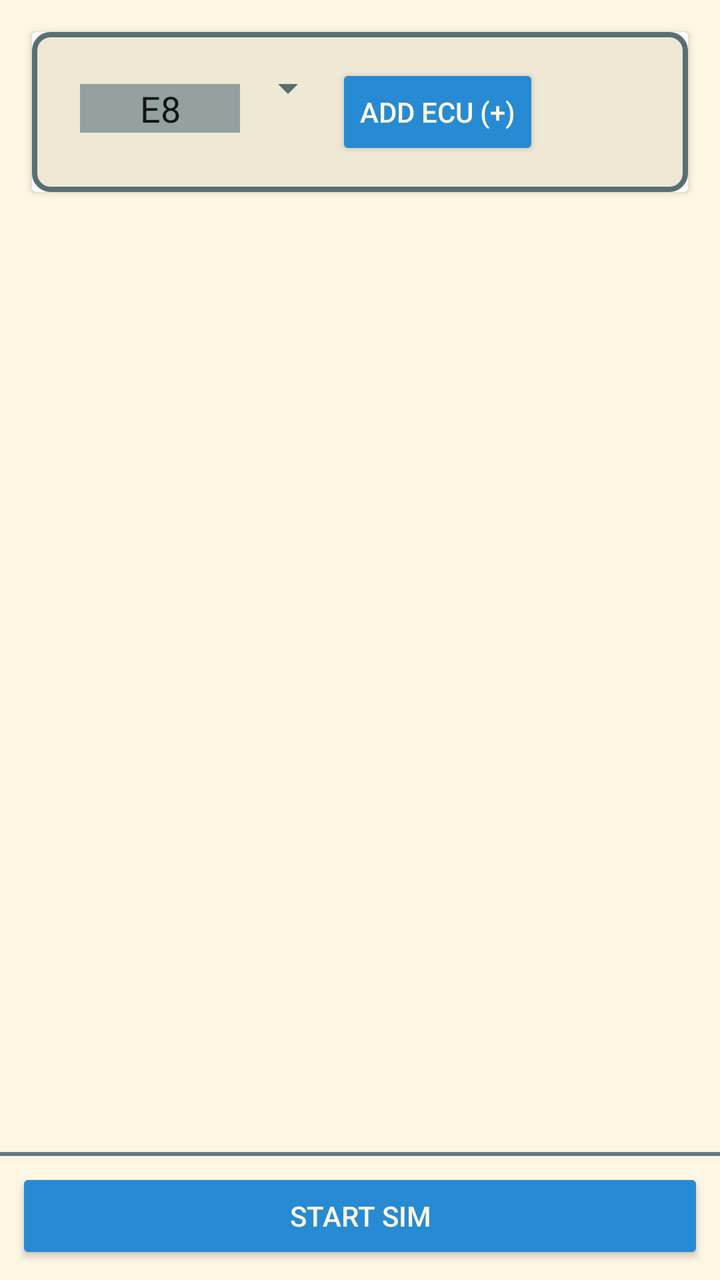
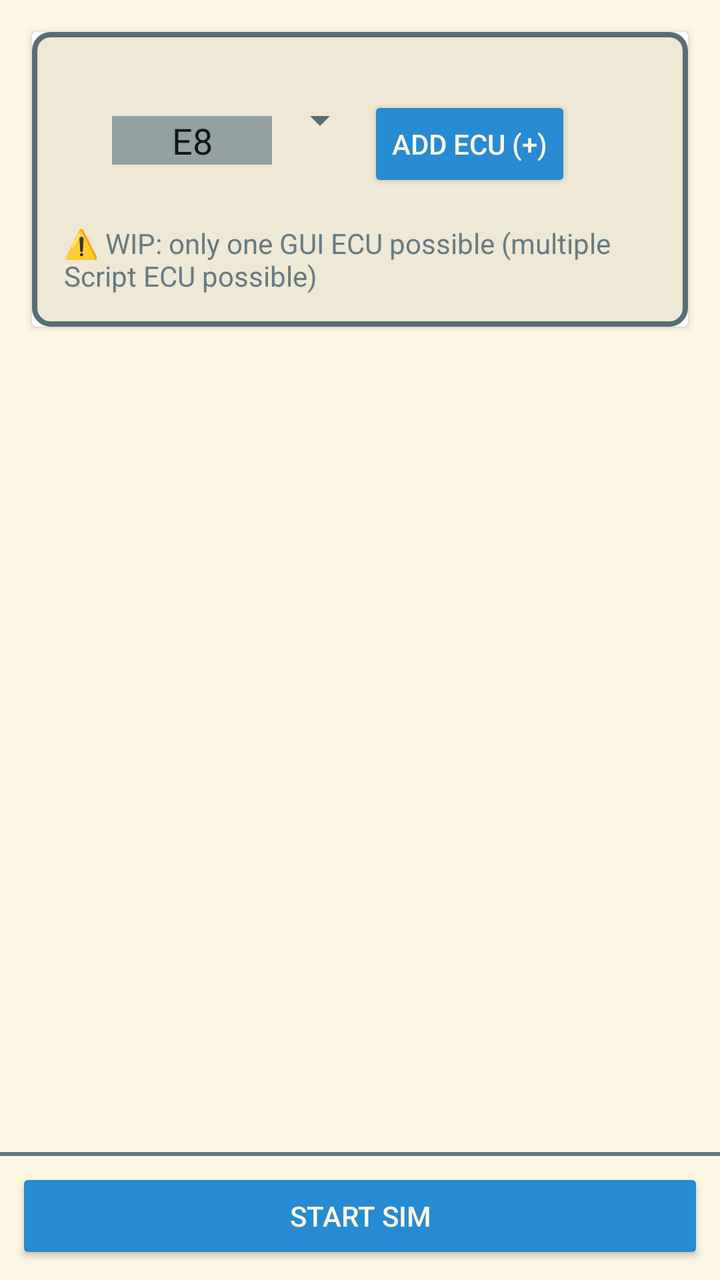

The first picture is an Android layout as it rendered before a commit; the second is the same layout after the commit. The layout source and the unified diff follow.
<!-- AndroidManifest.xml: application theme Theme.Solarized -->
<!-- res/layout/sim_main.xml -->
<androidx.constraintlayout.widget.ConstraintLayout
    xmlns:android="http://schemas.android.com/apk/res/android"
    xmlns:app="http://schemas.android.com/apk/res-auto"
    android:layout_width="match_parent"
    android:layout_height="match_parent">

    
    <ScrollView
        android:id="@+id/sim_main_render_area"
        android:layout_width="0dp"
        android:layout_height="0dp"
        app:layout_constraintTop_toTopOf="parent"
        app:layout_constraintBottom_toTopOf="@id/bottom_bar"
        app:layout_constraintStart_toStartOf="parent"
        app:layout_constraintEnd_toEndOf="parent">

        <LinearLayout
            android:id="@+id/ecu_list"
            android:orientation="vertical"
            android:padding="8dp"
            android:layout_width="match_parent"
            android:layout_height="wrap_content" >

            <androidx.cardview.widget.CardView
                android:layout_margin="8dp"
                android:layout_width="match_parent"
                android:layout_height="wrap_content"
                android:background="@drawable/border"
                android:radius="8dp"
                android:elevation="4dp">

                <LinearLayout
                    android:layout_width="match_parent"
                    android:layout_height="wrap_content"
                    android:background="@drawable/border"
                    android:orientation="horizontal"
                    android:padding="16dp">

                    <EditText
                        android:id="@+id/ecu_id_input"
                        android:layout_width="80dp"
                        android:layout_height="wrap_content"
                        android:hint="E8"
                        android:maxLength="2"
                        android:inputType="textCapCharacters|textNoSuggestions"
                        android:ems="2"
                        android:gravity="center"
                        android:layout_marginStart="8dp"
                        android:background="?attr/android:colorPrimaryDark"
                        android:text="E8" />

                    <Spinner
                        android:id="@+id/ecu_type_spinner"
                        android:layout_width="wrap_content"
                        android:layout_height="wrap_content" />

                    <Button
                        android:id="@+id/add_ecu"
                        android:layout_width="wrap_content"
                        android:layout_height="wrap_content"
                        android:text="@string/sim_main_add_ecu" />

                </LinearLayout>

            </androidx.cardview.widget.CardView>

        </LinearLayout>

    </ScrollView>

    
    <LinearLayout
        android:id="@+id/bottom_bar"
        android:orientation="vertical"
        android:padding="8dp"
        android:background="@drawable/background_with_border_top"
        android:layout_width="0dp"
        android:layout_height="wrap_content"
        app:layout_constraintBottom_toBottomOf="parent"
        app:layout_constraintStart_toStartOf="parent"
        app:layout_constraintEnd_toEndOf="parent">

        
        <Button
            android:id="@+id/sim_state"
            android:layout_width="match_parent"
            android:layout_height="wrap_content"
            android:text="@string/sim_main_start_sim" />

    </LinearLayout>

</androidx.constraintlayout.widget.ConstraintLayout>
<!-- resources referenced by this layout -->
<resources>
  <!-- drawable background_with_border_top (drawable) -->
  <?xml version="1.0" encoding="utf-8"?>
  <layer-list xmlns:android="http://schemas.android.com/apk/res/android">
  
      
      <item>
          <shape android:shape="rectangle">
              <solid android:color="?attr/android:colorBackground"/>
          </shape>
      </item>
  
      
      <item android:gravity="top">
          <shape android:shape="rectangle">
              <size android:height="2dp"/>
              <solid android:color="?attr/android:textColor"/> 
          </shape>
      </item>
  
  </layer-list>
  <!-- drawable border (drawable) -->
  <shape xmlns:android="http://schemas.android.com/apk/res/android">
      
      <solid android:color="?attr/colorPrimary"/>
  
      
      <stroke
          android:width="2.5dp"
          android:color="?attr/android:textColorSecondary"/>
  
      
      <corners android:radius="8dp"/>
  
      
      <padding
          android:left="8dp"
          android:top="8dp"
          android:right="8dp"
          android:bottom="8dp"/>
  </shape>
  <string name="sim_main_add_ecu">Add ECU (+)</string>
  <string name="sim_main_start_sim">Start Sim</string>
  <style name="Theme.Solarized" parent="Theme.AppCompat.Light.NoActionBar">
          <item name="colorPrimary">@color/sol_base2</item>
          <item name="colorPrimaryDark">@color/sol_base1</item>
          <item name="colorAccent">@color/sol_blue</item>
  
          <item name="android:windowBackground">@color/sol_base3</item>
          <item name="android:colorBackground">@color/sol_base3</item>
          <item name="android:textColor">@color/sol_base00</item>
          <item name="colorOnPrimary">@color/sol_base00</item>
          <item name="android:textColorSecondary">@color/sol_base01</item>
  
          <item name="android:textViewStyle">@style/Solarized.TextView.Light</item>
          <item name="android:editTextStyle">@style/Solarized.EditText.Light</item>
          <item name="android:buttonStyle">@style/Solarized.Button.Light</item>
          <item name="android:checkboxStyle">@style/Solarized.CheckBox.Light</item>
      </style>
  <color name="sol_base2">#eee8d5</color>
  <color name="sol_base1">#93a1a1</color>
  <color name="sol_blue">#268bd2</color>
  <color name="sol_base3">#fdf6e3</color>
  <color name="sol_base00">#657b83</color>
  <color name="sol_base01">#586e75</color>
  <style name="Solarized.TextView.Light" parent="TextAppearance.AppCompat">
          <item name="android:textColor">@color/sol_base00</item>
      </style>
  <style name="Solarized.EditText.Light" parent="Widget.AppCompat.EditText">
          <item name="android:textColor">@color/sol_base00</item>
          <item name="android:textColorHint">@color/sol_base01</item>
          <item name="android:backgroundTint">@color/sol_base1</item>
      </style>
  <style name="Solarized.Button.Light" parent="Widget.AppCompat.Button">
          <item name="android:textColor">@color/sol_base3</item>
          <item name="android:backgroundTint">@color/sol_blue</item>
      </style>
  <style name="Solarized.CheckBox.Light" parent="Widget.AppCompat.CompoundButton.CheckBox">
          <item name="android:textColor">@color/sol_base00</item>
          <item name="buttonTint">@color/sol_cyan</item>
      </style>
  <color name="sol_cyan">#2aa198</color>
</resources>

<!-- the commit's change to res/layout/sim_main.xml (unified diff, before → after) -->
@@ -33,32 +33,45 @@
                     android:layout_width="match_parent"
                     android:layout_height="wrap_content"
                     android:background="@drawable/border"
-                    android:orientation="horizontal"
+                    android:orientation="vertical"
                     android:padding="16dp">
 
-                    <EditText
-                        android:id="@+id/ecu_id_input"
-                        android:layout_width="80dp"
+                    <LinearLayout
+                        android:layout_width="match_parent"
                         android:layout_height="wrap_content"
-                        android:hint="E8"
-                        android:maxLength="2"
-                        android:inputType="textCapCharacters|textNoSuggestions"
-                        android:ems="2"
-                        android:gravity="center"
-                        android:layout_marginStart="8dp"
-                        android:background="?attr/android:colorPrimaryDark"
-                        android:text="E8" />
+                        android:orientation="horizontal"
+                        android:padding="16dp">
 
-                    <Spinner
-                        android:id="@+id/ecu_type_spinner"
-                        android:layout_width="wrap_content"
-                        android:layout_height="wrap_content" />
+                        <EditText
+                            android:id="@+id/ecu_id_input"
+                            android:layout_width="80dp"
+                            android:layout_height="wrap_content"
+                            android:hint="E8"
+                            android:maxLength="2"
+                            android:inputType="textCapCharacters|textNoSuggestions"
+                            android:ems="2"
+                            android:gravity="center"
+                            android:layout_marginStart="8dp"
+                            android:background="?attr/android:colorPrimaryDark"
+                            android:text="E8" />
 
-                    <Button
-                        android:id="@+id/add_ecu"
-                        android:layout_width="wrap_content"
+                        <Spinner
+                            android:id="@+id/ecu_type_spinner"
+                            android:layout_width="wrap_content"
+                            android:layout_height="wrap_content" />
+
+                        <Button
+                            android:id="@+id/add_ecu"
+                            android:layout_width="wrap_content"
+                            android:layout_height="wrap_content"
+                            android:text="@string/sim_main_add_ecu" />
+
+                    </LinearLayout>
+
+                    <TextView
+                        android:layout_width="match_parent"
                         android:layout_height="wrap_content"
-                        android:text="@string/sim_main_add_ecu" />
+                        android:text="⚠️ WIP: only one GUI ECU possible (multiple Script ECU possible)" />
 
                 </LinearLayout>
 
